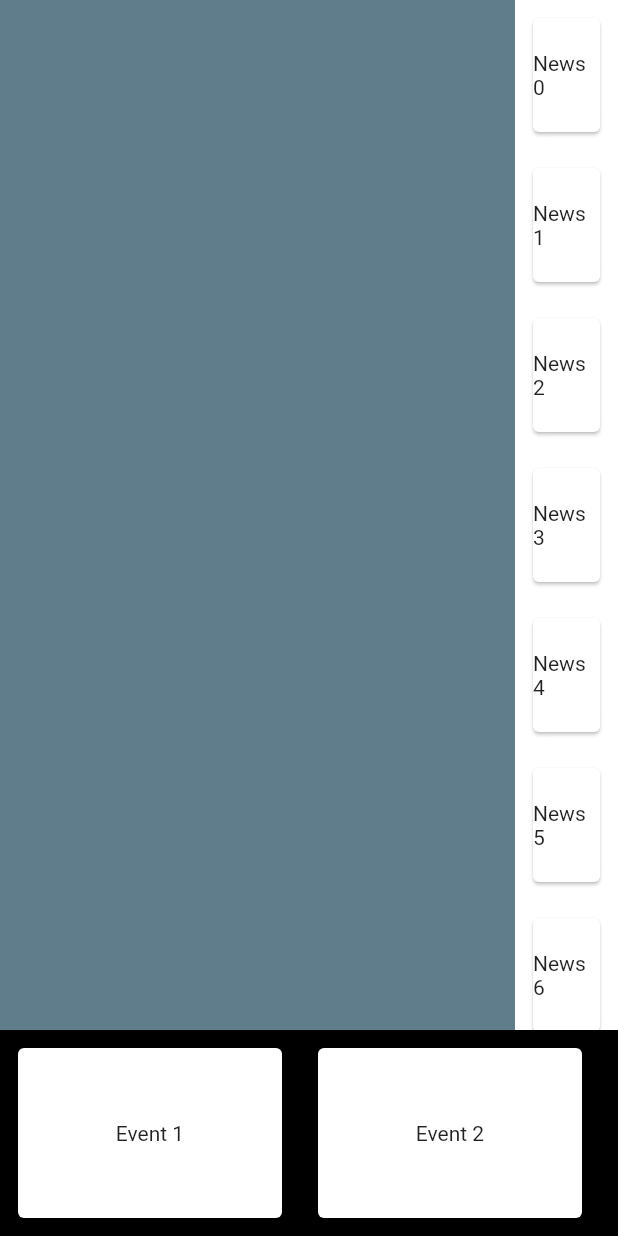
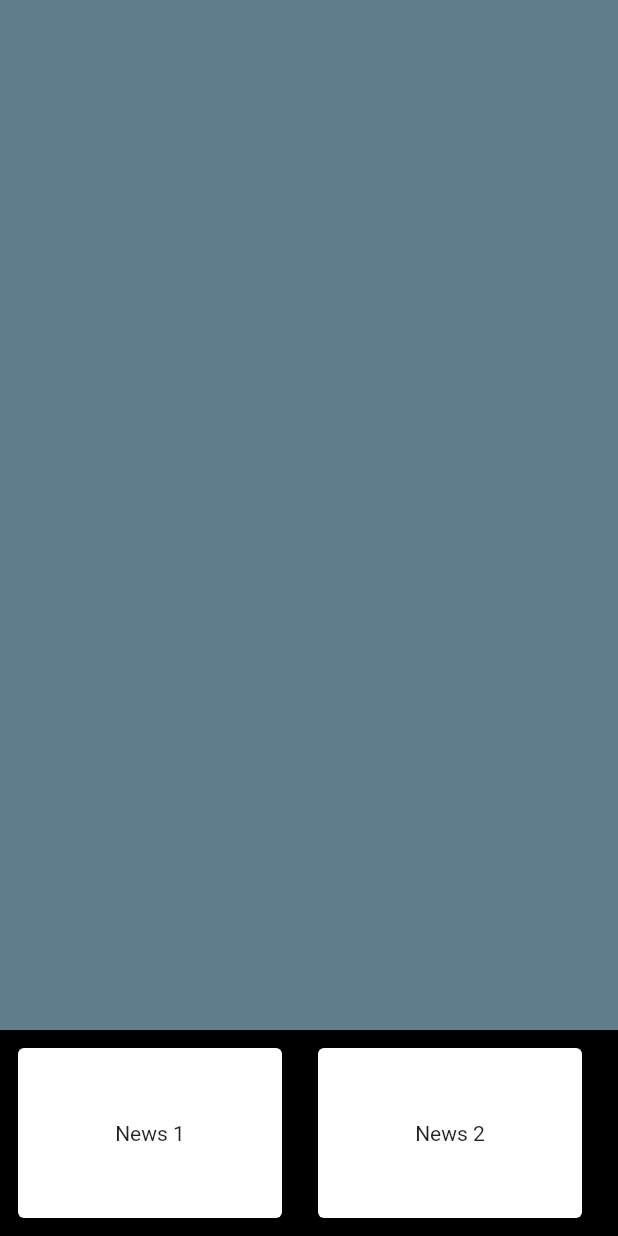
Before and after one commit to danilolr/flutter_auto_scroll, a Flutter app: the screen it shows after launch, on a phone screen of 412 x 824 dp. Run offline on Flutter 3.47's test engine with Material 2 defaults, Android fonts, the phone set to English and light mode, and no system bars; our stand-ins replace rxdart; missing offline and left inert: flutter_web.

Commit message:
Layout update

```diff
--- a/lib/main.dart
+++ b/lib/main.dart
@@ -25,15 +25,7 @@ class MyHomePage extends StatelessWidget {
       child: Column(
         children: <Widget>[
           Expanded(
-            child: Row(
-              children: <Widget>[
-                Expanded(child: MainAreaWidget(), flex: 5),
-                Expanded(
-                  child: NewsWidget(),
-                  flex: 1,
-                )
-              ],
-            ),
+            child: MainAreaWidget(),
             flex: 5,
           ),
           Expanded(
@@ -59,7 +51,6 @@ class _EventsListWidgetState extends State<EventsListWidget> {
   initState() {
     super.initState();
     Observable.periodic(Duration(milliseconds: 100)).listen((val) {
-      print(val);
       q = q + 10;
       _scrollController.animateTo(
         q,
@@ -85,7 +76,7 @@ class _EventsListWidgetState extends State<EventsListWidget> {
               padding: const EdgeInsets.all(8.0),
               child: Card(
                 child: Center(
-                  child: Text("Event ${i + 1}"),
+                  child: Text("News ${i + 1}"),
                 ),
               ),
             ),
@@ -93,27 +84,6 @@ class _EventsListWidgetState extends State<EventsListWidget> {
         },
       ),
     );
-  }
-}
-
-class NewsWidget extends StatelessWidget {
-  @override
-  Widget build(BuildContext context) {
-    return ListView.builder(itemBuilder: (BuildContext context, int index) {
-      final i = index % 30;
-      return SizedBox(
-        width: 200,
-        height: 100,
-        child: Padding(
-          padding: const EdgeInsets.all(8.0),
-          child: Card(
-            child: Center(
-              child: Text("News $i"),
-            ),
-          ),
-        ),
-      );
-    });
   }
 }
 
```
